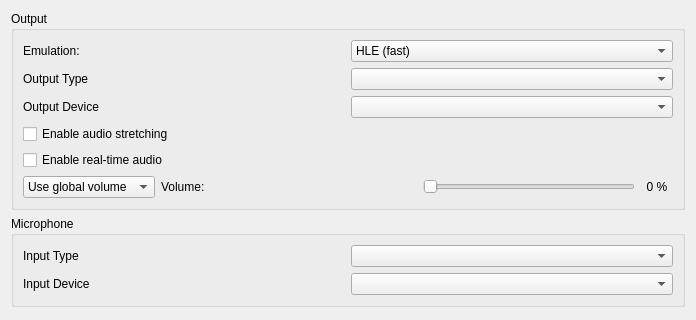
Old version of the form src/citra_qt/configuration/configure_audio.ui in the repository rtiangha/bravely-offline-citra; both pictures show x 0 to 696 and y 0 to 320 of the 696 by 527 pixel window.
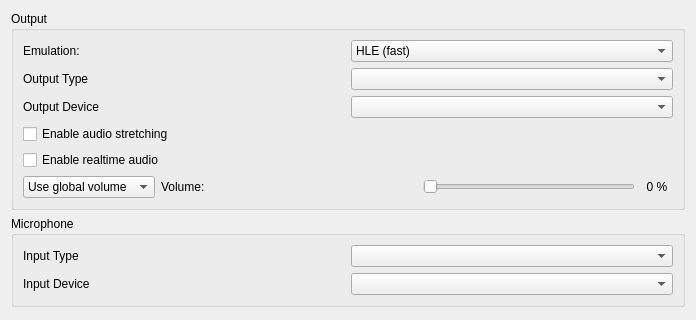
New version of the form.

Commit message: Updated name and description of realtime audio setting

What changed in the file:
```diff
--- a/src/citra_qt/configuration/configure_audio.ui
+++ b/src/citra_qt/configuration/configure_audio.ui
@@ -101,7 +101,7 @@
          <string>Simulates the Nintendo 3DS audio for HLE, fixing audio lag when speed is lower from 100%. Might cause audio desync issues</string>
         </property>
         <property name="text">
-         <string>Enable real-time audio</string>
+         <string>Enable realtime audio</string>
         </property>
        </widget>
       </item>
```
Left out of the diff: 2 changed lines with no effect on the pictures. The commit also changes 3 other files.
